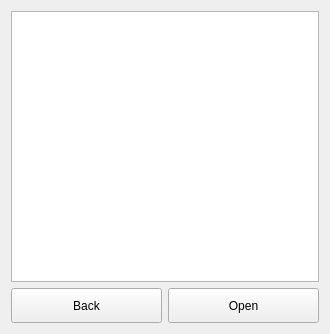
Old version of the form dlgreader.ui in the repository ic005k/Knot-Legacy.
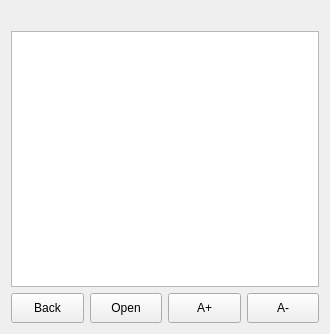
New version of the form.

Diff of the .ui file:
```diff
--- a/dlgreader.ui
+++ b/dlgreader.ui
@@ -14,10 +14,10 @@
    <string>Dialog</string>
   </property>
   <layout class="QGridLayout" name="gridLayout">
-   <item row="0" column="0">
-    <widget class="QTextBrowser" name="textBrowser"/>
-   </item>
    <item row="1" column="0">
+    <widget class="QTextBrowser" name="textBrowser"/>
+   </item>
+   <item row="2" column="0">
     <layout class="QHBoxLayout" name="horizontalLayout">
      <item>
       <widget class="QToolButton" name="btnBack">
@@ -30,7 +30,7 @@
        <property name="minimumSize">
         <size>
          <width>0</width>
-         <height>35</height>
+         <height>30</height>
         </size>
        </property>
        <property name="text">
@@ -49,7 +49,7 @@
        <property name="minimumSize">
         <size>
          <width>0</width>
-         <height>35</height>
+         <height>30</height>
         </size>
        </property>
        <property name="text">
@@ -57,8 +57,53 @@
        </property>
       </widget>
      </item>
+     <item>
+      <widget class="QToolButton" name="btnFontPlus">
+       <property name="sizePolicy">
+        <sizepolicy hsizetype="Preferred" vsizetype="Fixed">
+         <horstretch>0</horstretch>
+         <verstretch>0</verstretch>
+        </sizepolicy>
+       </property>
+       <property name="minimumSize">
+        <size>
+         <width>0</width>
+         <height>30</height>
+        </size>
+       </property>
+       <property name="text">
+        <string>A+</string>
+       </property>
+      </widget>
+     </item>
+     <item>
+      <widget class="QToolButton" name="btnFontLess">
+       <property name="sizePolicy">
+        <sizepolicy hsizetype="Preferred" vsizetype="Fixed">
+         <horstretch>0</horstretch>
+         <verstretch>0</verstretch>
+        </sizepolicy>
+       </property>
+       <property name="minimumSize">
+        <size>
+         <width>0</width>
+         <height>30</height>
+        </size>
+       </property>
+       <property name="text">
+        <string>A-</string>
+       </property>
+      </widget>
+     </item>
     </layout>
    </item>
+   <item row="0" column="0">
+    <widget class="QLabel" name="lblTitle">
+     <property name="text">
+      <string/>
+     </property>
+    </widget>
+   </item>
   </layout>
  </widget>
  <resources/>
```
